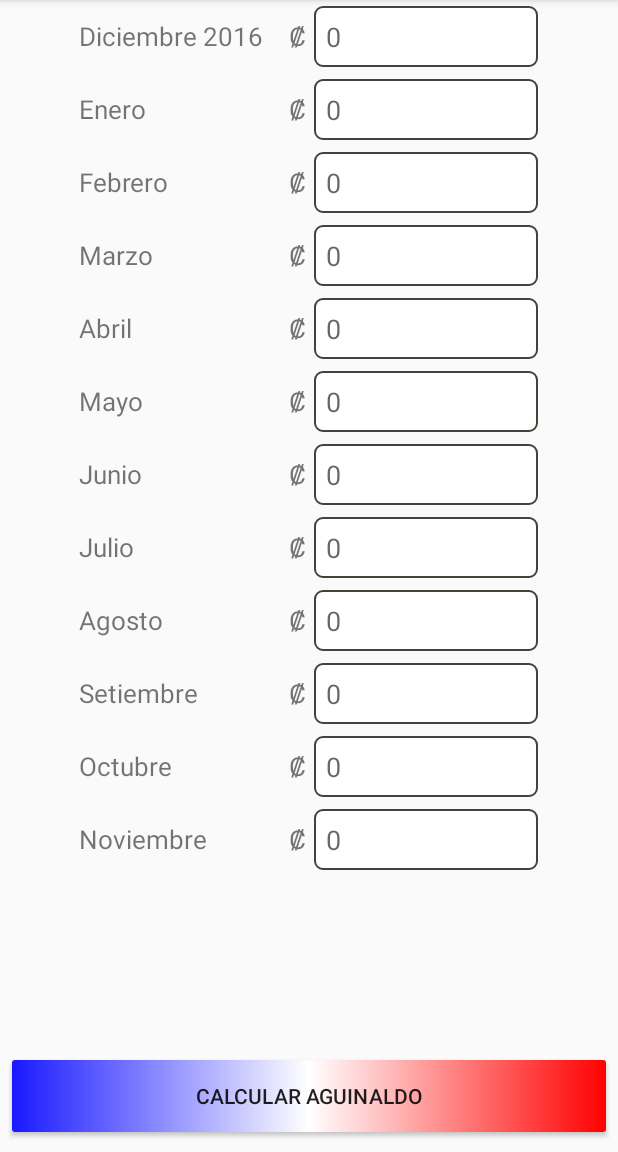
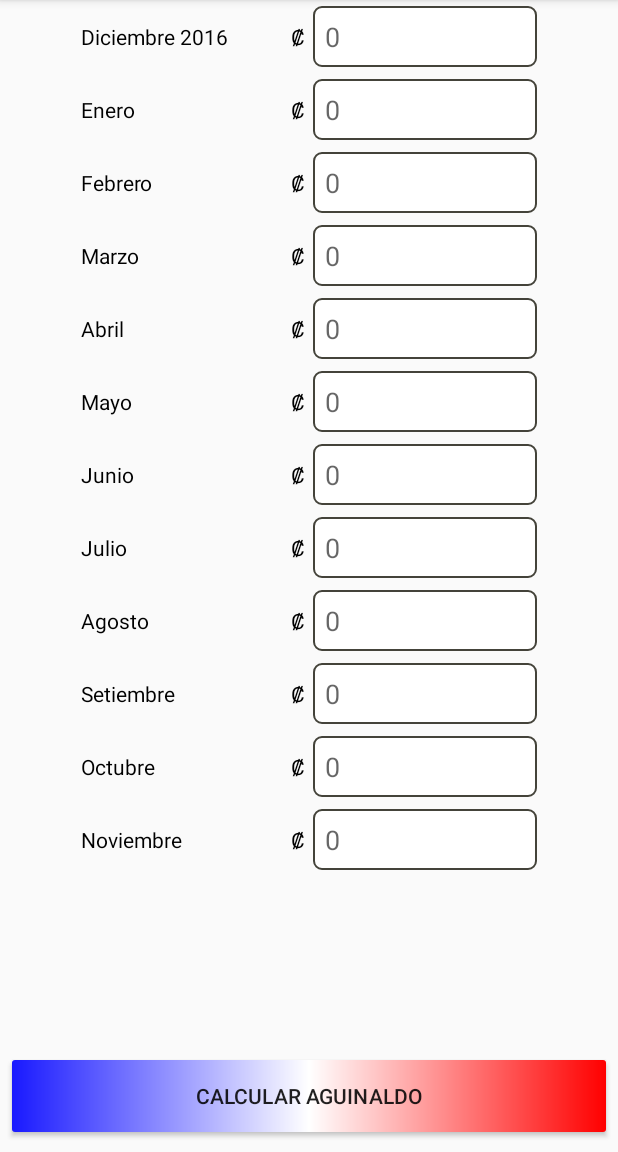
Before and after one commit to eusan91/AguinaldoCR, an Android app: the screen it shows after launch (MainActivity), on a phone screen of 412 x 824 dp, the part 84-1236 px from its top. Run offline under Robolectric (Android 15) with nearby library versions, the phone set to English and light mode, and no system bars.

Commit message:
uso de tama;o de fuente segun pantalla

```diff
--- a/app/src/main/res/layout/month_amount_item.xml
+++ b/app/src/main/res/layout/month_amount_item.xml
@@ -16,7 +16,8 @@
             android:layout_width="130dp"
             android:layout_height="wrap_content"
             android:text="Noviembre"
-            android:textSize="17sp" />
+            android:textColor="#000"
+            android:textSize="@dimen/textsize" />
 
         <TextView
             android:id="@+id/currencyId"
@@ -24,8 +25,9 @@
             android:layout_height="wrap_content"
             android:layout_marginLeft="10dp"
             android:layout_marginRight="5dp"
+            android:textColor="#000"
             android:text="₡"
-            android:textSize="17sp" />
+            android:textSize="@dimen/textsize" />
 
         <EditText
             android:id="@+id/amountId"
--- a/app/src/main/res/values-large/text_size.xml
+++ b/app/src/main/res/values-large/text_size.xml
@@ -1,4 +1,4 @@
 <?xml version="1.0" encoding="utf-8"?>
 <resources>
-    <dimen name="textsize">18sp</dimen>
+    <dimen name="textsize">24sp</dimen>
 </resources>
```
